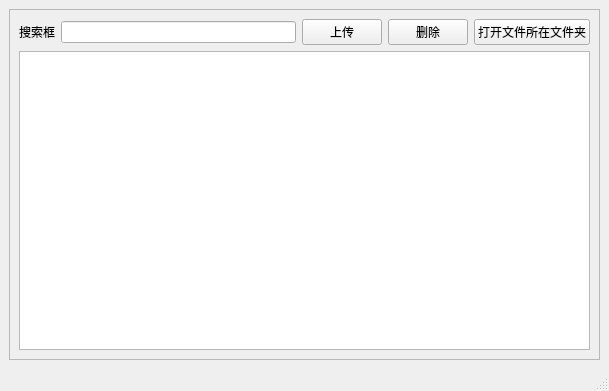
First picture: the form in cell_main.ui, repository Jojuyn/FileManager, before the edit.
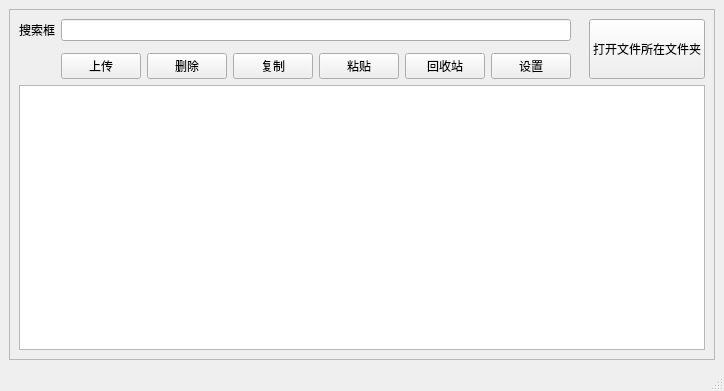
Second picture: the form after the edit. Icons and pictures are not drawn.

Patch:
```diff
--- a/cell_main.ui
+++ b/cell_main.ui
@@ -31,6 +31,25 @@
        <enum>QFrame::Shadow::Raised</enum>
       </property>
       <layout class="QGridLayout" name="gridLayout">
+       <item row="0" column="4" rowspan="4">
+        <widget class="QPushButton" name="btn_open">
+         <property name="sizePolicy">
+          <sizepolicy hsizetype="Minimum" vsizetype="Preferred">
+           <horstretch>0</horstretch>
+           <verstretch>0</verstretch>
+          </sizepolicy>
+         </property>
+         <property name="text">
+          <string>打开文件所在文件夹</string>
+         </property>
+        </widget>
+       </item>
+       <item row="6" column="0" colspan="5">
+        <widget class="QTableView" name="tableView"/>
+       </item>
+       <item row="0" column="1">
+        <widget class="QLineEdit" name="lineEdit"/>
+       </item>
        <item row="0" column="0">
         <widget class="QLabel" name="lib_search">
          <property name="text">
@@ -38,32 +57,51 @@
          </property>
         </widget>
        </item>
-       <item row="0" column="1">
-        <widget class="QLineEdit" name="lineEdit"/>
-       </item>
-       <item row="0" column="2">
+       <item row="2" column="1" rowspan="2">
+        <layout class="QHBoxLayout" name="horizontalLayout_2">
+         <item>
         <widget class="QPushButton" name="btn_upload">
          <property name="text">
           <string>上传</string>
          </property>
         </widget>
        </item>
-       <item row="0" column="3">
+         <item>
         <widget class="QPushButton" name="btn_del">
          <property name="text">
           <string>删除</string>
          </property>
         </widget>
        </item>
-       <item row="0" column="4">
-        <widget class="QPushButton" name="btn_open">
+         <item>
+          <widget class="QPushButton" name="copyBtn">
          <property name="text">
-          <string>打开文件所在文件夹</string>
+            <string>复制</string>
          </property>
         </widget>
        </item>
-       <item row="1" column="0" colspan="5">
-        <widget class="QTableView" name="tableView"/>
+         <item>
+          <widget class="QPushButton" name="pasteBtn">
+           <property name="text">
+            <string>粘贴</string>
+           </property>
+          </widget>
+         </item>
+         <item>
+          <widget class="QPushButton" name="trashBtn">
+           <property name="text">
+            <string>回收站</string>
+           </property>
+          </widget>
+         </item>
+         <item>
+          <widget class="QPushButton" name="settingBtn">
+           <property name="text">
+            <string>设置</string>
+           </property>
+          </widget>
+         </item>
+        </layout>
        </item>
       </layout>
      </widget>
```
Left out of the diff: 2 changed lines with no effect on the pictures. Lines whose indentation alone changed are shown as unchanged.
